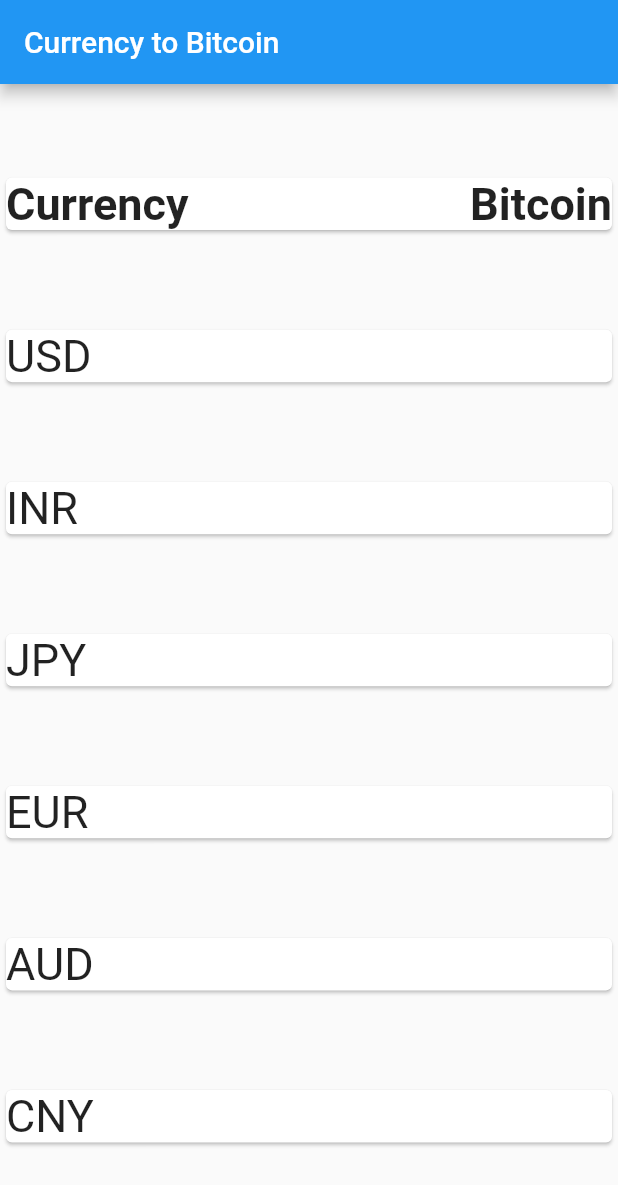
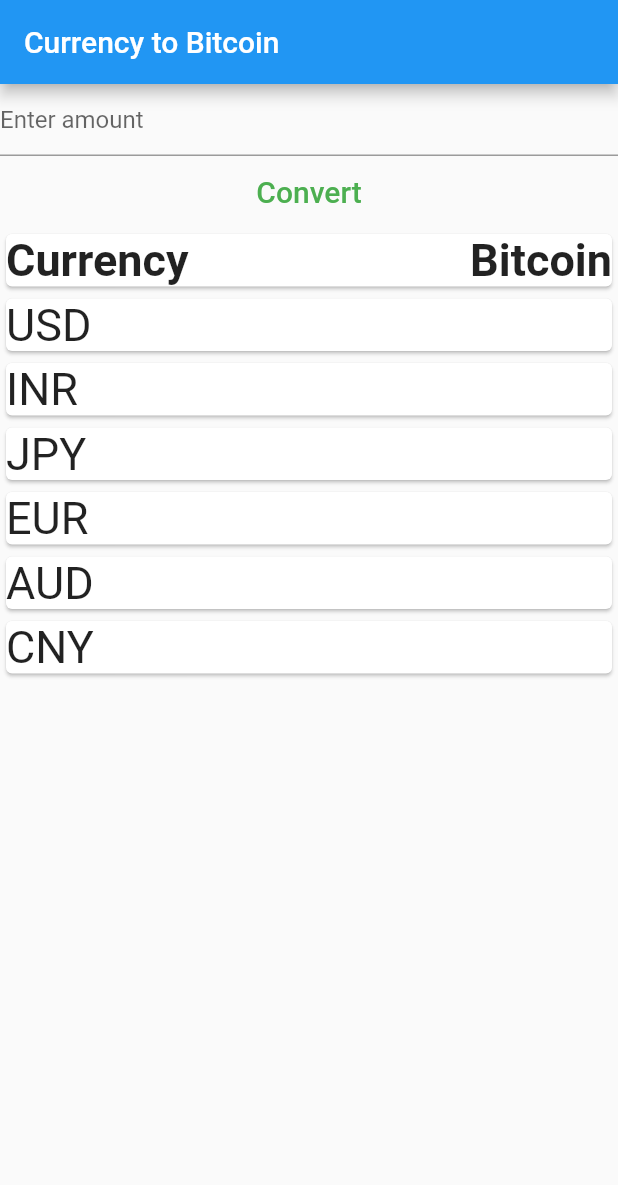
Before and after one commit to samanshk/flutter_test, a Flutter app: the screen it shows after launch, on a phone screen of 412 x 824 dp. Shown: the top 1185 px of the screen. Run offline on Flutter 3.47's test engine with Material 2 defaults, Android fonts, the phone set to English and light mode, and no system bars; our stand-ins replace firebase_auth; accounts and stored records are empty; network calls fail.

```diff
--- a/btc_convert/lib/Home.dart
+++ b/btc_convert/lib/Home.dart
@@ -9,14 +9,16 @@ class Home extends StatefulWidget {
 }
 
 class _HomeState extends State<Home> {
+  var amount = TextEditingController();
+  var amt = '1';
   var inr = '', usd = '', jpy = '', eur = '', aud = '', cny = '';
   getData() async {
-    var responseINR = await http.get(Uri.encodeFull('https://blockchain.info/tobtc?currency=INR&value=1'));
-    var responseUSD = await http.get(Uri.encodeFull('https://blockchain.info/tobtc?currency=USD&value=1'));
-    var responseJPY = await http.get(Uri.encodeFull('https://blockchain.info/tobtc?currency=JPY&value=1'));
-    var responseEUR = await http.get(Uri.encodeFull('https://blockchain.info/tobtc?currency=EUR&value=1'));
-    var responseAUD = await http.get(Uri.encodeFull('https://blockchain.info/tobtc?currency=AUD&value=1'));
-    var responseCNY = await http.get(Uri.encodeFull('https://blockchain.info/tobtc?currency=CNY&value=1'));
+    var responseINR = await http.get(Uri.encodeFull('https://blockchain.info/tobtc?currency=INR&value=$amt'));
+    var responseUSD = await http.get(Uri.encodeFull('https://blockchain.info/tobtc?currency=USD&value=$amt'));
+    var responseJPY = await http.get(Uri.encodeFull('https://blockchain.info/tobtc?currency=JPY&value=$amt'));
+    var responseEUR = await http.get(Uri.encodeFull('https://blockchain.info/tobtc?currency=EUR&value=$amt'));
+    var responseAUD = await http.get(Uri.encodeFull('https://blockchain.info/tobtc?currency=AUD&value=$amt'));
+    var responseCNY = await http.get(Uri.encodeFull('https://blockchain.info/tobtc?currency=CNY&value=$amt'));
     setState(() {
       inr = json.decode(responseINR.body).toString();
       usd = json.decode(responseUSD.body).toString();
@@ -37,9 +39,27 @@ class _HomeState extends State<Home> {
   Widget build(BuildContext context) {
     return Scaffold(
       appBar: AppBar(title: Text('Currency to Bitcoin'),),
-      body: Column(
+      body: SingleChildScrollView(
+              child: Column(
           mainAxisAlignment: MainAxisAlignment.spaceEvenly,
           children: <Widget>[
+            TextField(
+              controller: amount,
+              decoration: InputDecoration(
+                hintText: 'Enter amount'
+              ),
+              keyboardType: TextInputType.number,
+            ),
+            MaterialButton(
+              child: Text('Convert', style: TextStyle(color: Colors.green, fontSize: 20)),
+
+              onPressed: () {
+                setState(() {
+                  amt = amount.text;
+                });
+                getData();
+              },
+            ),
             Card(
               child: Row(
                 mainAxisAlignment: MainAxisAlignment.spaceBetween,
@@ -105,6 +125,7 @@ class _HomeState extends State<Home> {
             ),
           ],
         ),
+      ),
     );
   }
 }
```
Lines whose indentation alone changed are shown as unchanged.
